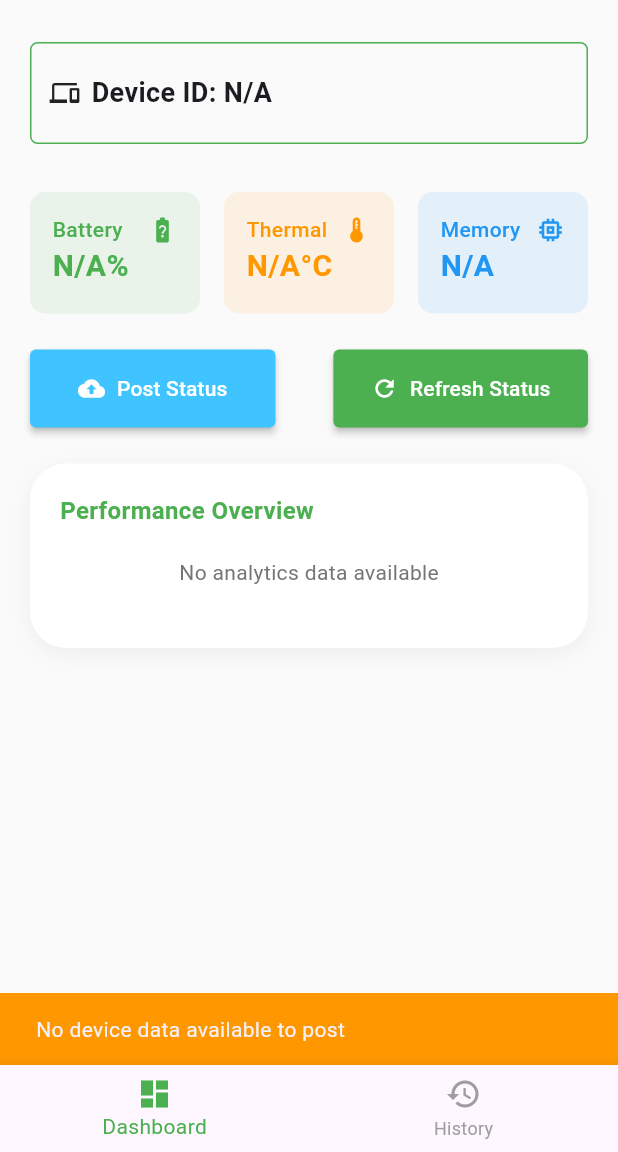
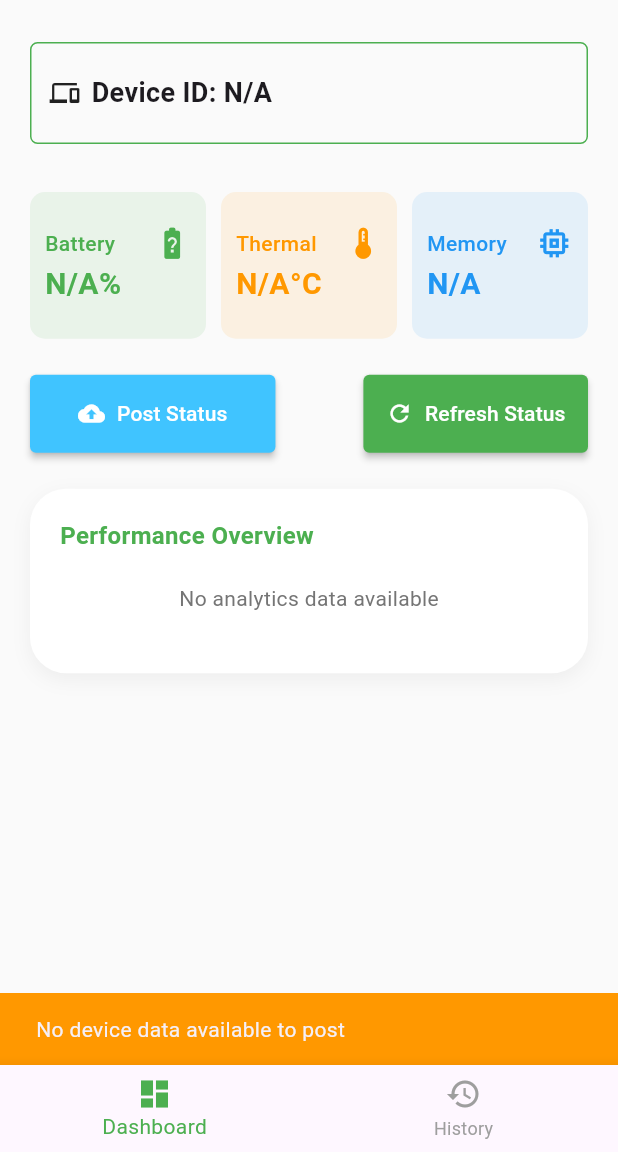
Before and after one commit to Mouneeta/0830e282be6f, a Flutter app: the screen it shows after launch, after a tap on "Post Status", on a phone screen of 412 x 824 dp, the part 84-1236 px from its top. Run offline on Flutter 3.47's test engine with Material 3 defaults, Android fonts, the phone set to English and light mode, and no system bars; our stand-ins replace dio, equatable, flutter_bloc, get, get_it; network calls fail.

```diff
--- a/flutter_app/lib/config/routes/app_router.dart
+++ /dev/null
@@ -1,62 +0,0 @@
-import 'dart:developer';
-
-import 'package:flutter/material.dart';
-import 'package:flutter_app/config/routes/route_names.dart';
-import 'package:go_router/go_router.dart';
-
-import '../../main.dart';
-import '../../presentation/page/splash_screen.dart';
-
-class AppRouter {
-  AppRouter(GlobalKey<NavigatorState> mNavigatorKey) {
-    appRouter = _getAppRouter(mNavigatorKey);
-  }
-
-  /// Use this for testing to change the initial
-  /// location and quickly access some page
-  @visibleForTesting
-  String setInitialLocation(String location) => initialLocation = location;
-
-  late GoRouter appRouter;
-  static String initialLocation = RoutePaths.splash;
-  static List<String> backStack = [];
-
-  GoRouter _getAppRouter(GlobalKey<NavigatorState> mNavigatorKey) => GoRouter(
-    initialLocation: initialLocation,
-    navigatorKey: mNavigatorKey,
-    debugLogDiagnostics: true,
-    onException: (context, state, router) {},
-    observers: [MyNavigatorObserver(), getIt<RouteObserver<PageRoute>>()],
-    routes: [
-      GoRoute(
-        path: RoutePaths.splash,
-        name: RouteNames.splash,
-        builder: (context, state) => const SplashScreen(),
-      ),
-      /*GoRoute(
-        path: RoutePaths.dashboard,
-        name: RouteNames.dashboard,
-        builder: (context, state) => const DashboardScreen(),
-      ),*/
-     /* GoRoute(
-        path: RoutePaths.history,
-        name: RouteNames.history,
-        builder: (context, state) => const HistoryScreen(),
-      ),*/
-    ],
-  );
-}
-
-class MyNavigatorObserver extends NavigatorObserver {
-  @override
-  void didPush(Route<dynamic> route, Route<dynamic>? previousRoute) {
-    AppRouter.backStack.add(route.settings.name ?? '');
-    log('did push route ${route.settings.name}');
-  }
-
-  @override
-  void didPop(Route<dynamic> route, Route<dynamic>? previousRoute) {
-    AppRouter.backStack.removeLast();
-    log('did pop route ${route.settings.name}');
-  }
-}
--- a/flutter_app/lib/config/routes/route_names.dart
+++ /dev/null
@@ -1,11 +0,0 @@
-class RouteNames {
-  static const String splash = '/';
-  static const String dashboard = 'dashboard';
-  static const String history = 'history';
-}
-
-class RoutePaths {
-  static const String splash = '/';
-  static const String dashboard = '/dashboard';
-  static const String history = '/history';
-}
--- a/flutter_app/lib/core/platform/device_vitals_channel.dart
+++ b/flutter_app/lib/core/platform/device_vitals_channel.dart
@@ -1,3 +1,4 @@
+import 'dart:developer';
 import 'package:flutter/services.dart';
 
 class DeviceVitalChannel {
@@ -8,7 +9,7 @@ class DeviceVitalChannel {
       final result = await platform.invokeMethod('getDeviceStatus');
       return Map<String, dynamic>.from(result);
     } on PlatformException catch (e) {
-      print("Failed to get device status: '${e.message}'.");
+      log("Failed to get device status: '${e.message}'.");
       return {};
     }
   }
--- a/flutter_app/lib/core/resources/enum.dart
+++ /dev/null
@@ -1,6 +0,0 @@
-
-enum ToastType {
-  success,
-  error,
-  warning,
-}
--- a/flutter_app/lib/main.dart
+++ b/flutter_app/lib/main.dart
@@ -1,9 +1,9 @@
 import 'package:flutter/material.dart';
-import 'package:flutter_screenutil/flutter_screenutil.dart';
 import 'package:get_it/get_it.dart';
 import 'package:get/get.dart';
-import 'config/routes/app_router.dart';
 import 'core/resources/service_locator.dart';
+import 'core/storage/hive_init.dart';
+import 'data/data_source/local/local_storage_service.dart';
 import 'data/repositories/device_repository_impl.dart';
 import 'domain/repository/device_repository.dart';
 import 'domain/usecases/fetch_analytics_usecase.dart';
@@ -14,17 +14,27 @@ import 'presentation/page/splash_screen.dart';
 final GetIt getIt = GetIt.instance;
 final GlobalKey<NavigatorState> mNavigatorKey = GlobalKey<NavigatorState>();
 
-void main() {
+void main() async {
+  WidgetsFlutterBinding.ensureInitialized();
+
+  // Initialize Hive
+  await HiveInit.initialize();
+
   // Initialize GetX ServiceLocator
   Get.put(ServiceLocator());
 
   // Setup GetIt dependency injection
-  setupDependencies();
+  await setupDependencies();
 
   runApp(const MyApp());
 }
 
-void setupDependencies() {
+Future<void> setupDependencies() async {
+  // Register Local Storage Service
+  final localStorageService = LocalStorageService();
+  await localStorageService.init();
+  getIt.registerSingleton<LocalStorageService>(localStorageService);
+
   // Register Repository
   getIt.registerLazySingleton<DeviceRepository>(
     () => DeviceRepositoryImpl(),
@@ -52,43 +62,7 @@ class MyApp extends StatelessWidget {
     return MaterialApp(
       debugShowCheckedModeBanner: false,
       title: 'Device Vitals',
-      theme: ThemeData(
-        primarySwatch: Colors.blue,
-        useMaterial3: true,
-      ),
       home: const SplashScreen(),
     );
   }
 }
-
-class VitalMonitor extends StatelessWidget {
-  VitalMonitor({
-    super.key,
-  });
-  final AppRouter router = AppRouter(mNavigatorKey);
-
-  @override
-  Widget build(BuildContext context) => ScreenUtilInit(
-    // Size of the device the designer uses in their designs on Figma
-    designSize: const Size(428, 926),
-    builder: (_, _) {
-      return MaterialApp.router(
-        onGenerateTitle: (_) => 'Vital Monitor',
-        debugShowCheckedModeBanner: false,
-        routerDelegate: router.appRouter.routerDelegate,
-        routeInformationParser: router.appRouter.routeInformationParser,
-        routeInformationProvider: router.appRouter.routeInformationProvider,
-        builder: (context, child) {
-          final MediaQueryData data = MediaQuery.of(context);
-
-          return MediaQuery(
-            data: data.copyWith(textScaler: const TextScaler.linear(1.0)),
-            child: Material(
-              child: child
-            ),
-          );
-        },
-      );
-    },
-  );
-}
--- a/flutter_app/lib/presentation/page/dashboard_page.dart
+++ b/flutter_app/lib/presentation/page/dashboard_page.dart
@@ -41,13 +41,14 @@ class _DashboardPageState extends State<DashboardPage> {
         showDialog(
           context: context,
           barrierDismissible: false,
-          builder: (context) => const Center(
-            child: CircularProgressIndicator(),
-          ),
+          builder: (context) =>
+              const Center(child: CircularProgressIndicator()),
         );
       } else {
         // close loading dialog if open
+        if(mounted){
           if (Navigator.canPop(context)) Navigator.of(context).pop();
+        }
       }
 
       if (state is DeviceVitalsPosted && mounted) {
@@ -109,7 +110,7 @@ class _DashboardPageState extends State<DashboardPage> {
   Widget build(BuildContext context) {
     return Scaffold(
       backgroundColor: Colors.grey[50],
-      appBar: CustomAppBar(title: 'Device Vitals', actions: [],),
+      appBar: CustomAppBar(title: 'Device Vitals', actions: []),
       body: RefreshIndicator(
         onRefresh: fetchDeviceStatus,
         child: ListView(
@@ -121,17 +122,19 @@ class _DashboardPageState extends State<DashboardPage> {
               margin: const EdgeInsets.symmetric(vertical: 8),
               decoration: BoxDecoration(
                 borderRadius: BorderRadius.circular(5),
-                border: Border.all(color: Colors.green)
+                border: Border.all(color: Colors.green),
               ),
               child: Row(
                 mainAxisSize: MainAxisSize.min,
                 children: [
-                  const Icon(Icons.devices, size: 20,),
+                  const Icon(Icons.devices, size: 20),
                   const SizedBox(width: 8),
                   Text(
                     "Device ID: ${deviceStatus["device_id"] ?? 'N/A'}",
                     style: const TextStyle(
-                        fontSize: 18, fontWeight: FontWeight.w700,),
+                      fontSize: 18,
+                      fontWeight: FontWeight.w700,
+                    ),
                   ),
                 ],
               ),
@@ -151,14 +154,14 @@ class _DashboardPageState extends State<DashboardPage> {
                     final isLoading = state is DeviceVitalsPosting;
 
                     return ElevatedButton(
-                onPressed: isLoading
-                    ? null
-                    : _postDeviceStatus,
+                      onPressed: isLoading ? null : _postDeviceStatus,
                       style: ElevatedButton.styleFrom(
                         backgroundColor: Colors.lightBlueAccent,
                         foregroundColor: Colors.white,
-                  padding:
-                  const EdgeInsets.symmetric(horizontal: 32, vertical: 16),
+                        padding: const EdgeInsets.symmetric(
+                          horizontal: 32,
+                          vertical: 16,
+                        ),
                         shape: RoundedRectangleBorder(
                           borderRadius: BorderRadius.circular(4),
                         ),
@@ -170,8 +173,9 @@ class _DashboardPageState extends State<DashboardPage> {
                               height: 20,
                               child: CircularProgressIndicator(
                                 strokeWidth: 2,
-                    valueColor:
-                    AlwaysStoppedAnimation<Color>(Colors.white),
+                                valueColor: AlwaysStoppedAnimation<Color>(
+                                  Colors.white,
+                                ),
                               ),
                             )
                           : Row(
@@ -179,7 +183,10 @@ class _DashboardPageState extends State<DashboardPage> {
                               children: const [
                                 Icon(Icons.cloud_upload),
                                 SizedBox(width: 8),
-                    Text('Post Status'),
+                                Text(
+                                  'Post Status',
+                                  style: TextStyle(fontSize: 14),
+                                ),
                               ],
                             ),
                     );
@@ -189,12 +196,17 @@ class _DashboardPageState extends State<DashboardPage> {
                 ElevatedButton.icon(
                   onPressed: ()=> fetchDeviceStatus(),
                   icon: const Icon(Icons.refresh),
-                  label: const Text('Refresh Status'),
+                  label: const Text(
+                    'Refresh Status',
+                    style: TextStyle(fontSize: 14),
+                  ),
                   style: ElevatedButton.styleFrom(
                     backgroundColor: Colors.green,
                     foregroundColor: Colors.white,
-                    padding:
-                    const EdgeInsets.symmetric(horizontal: 25, vertical: 16),
+                    padding: const EdgeInsets.symmetric(
+                      horizontal: 15,
+                      vertical: 16,
+                    ),
                     shape: RoundedRectangleBorder(
                       borderRadius: BorderRadius.circular(4),
                     ),
@@ -231,30 +243,31 @@ class _DashboardPageState extends State<DashboardPage> {
       shrinkWrap: true,
       physics: const NeverScrollableScrollPhysics(),
       crossAxisCount: 3,
-      mainAxisSpacing: 16,
-      crossAxisSpacing: 16,
-      childAspectRatio: 1.4,
+      mainAxisSpacing: 10,
+      crossAxisSpacing: 10,
+      childAspectRatio: 1.2,
       children: [
         _buildMetricCard(
           title: 'Battery',
           value: '${deviceData["battery_level"] ?? 'N/A'}%',
           color: Colors.green,
-          icon: Icon(Icons.battery_unknown_rounded,
-              color: Colors.green, size: 20),
+          icon: Icon(
+            Icons.battery_unknown_rounded,
+            color: Colors.green,
+            size: 25,
+          ),
         ),
         _buildMetricCard(
           title: 'Thermal',
           value: '${deviceData["thermal_value"] ?? 'N/A'}°C',
           color: Colors.orange,
-          icon: Icon(Icons.thermostat,
-              color:Colors.orange, size: 20),
+          icon: Icon(Icons.thermostat, color: Colors.orange, size: 25),
         ),
         _buildMetricCard(
           title: 'Memory',
           value: '${deviceData["memory_usage"] ?? 'N/A'}',
           color: Colors.blue,
-          icon: Icon(Icons.memory,
-              color: Colors.blue, size: 20),
+          icon: Icon(Icons.memory, color: Colors.blue, size: 25),
         ),
       ],
     );
@@ -267,16 +280,37 @@ class _DashboardPageState extends State<DashboardPage> {
     required Icon icon,
   }) {
     return Container(
-      padding: const EdgeInsets.all(15),
-      decoration: BoxDecoration(color: color.withValues(alpha: 0.1), borderRadius: BorderRadius.circular(10)),
+      padding: const EdgeInsets.all(10),
+      decoration: BoxDecoration(
+        color: color.withValues(alpha: 0.1),
+        borderRadius: BorderRadius.circular(10),
+      ),
       child: Column(
         crossAxisAlignment: CrossAxisAlignment.start,
+        mainAxisAlignment: MainAxisAlignment.center,
         children: [
-          Row(mainAxisAlignment: MainAxisAlignment.spaceBetween, children: [
-            Text(title, style:  TextStyle(color: color, fontSize: 14, fontWeight: FontWeight.w500)),
-            icon
-          ]),
-          Text(value, style:  TextStyle(color: color, fontSize: 20, fontWeight: FontWeight.bold)),
+          Row(
+            mainAxisAlignment: MainAxisAlignment.spaceBetween,
+            children: [
+              Text(
+                title,
+                style: TextStyle(
+                  color: color,
+                  fontSize: 14,
+                  fontWeight: FontWeight.w500,
+                ),
+              ),
+              icon,
+            ],
+          ),
+          Text(
+            value,
+            style: TextStyle(
+              color: color,
+              fontSize: 20,
+              fontWeight: FontWeight.bold,
+            ),
+          ),
         ],
       ),
     );
@@ -288,7 +322,13 @@ class _DashboardPageState extends State<DashboardPage> {
       decoration: BoxDecoration(
         color: Colors.white,
         borderRadius: BorderRadius.circular(24),
-        boxShadow: [BoxShadow(color: Colors.black.withValues(alpha: 0.05), blurRadius: 10, offset: const Offset(0, 4))],
+        boxShadow: [
+          BoxShadow(
+            color: Colors.black.withValues(alpha: 0.05),
+            blurRadius: 10,
+            offset: const Offset(0, 4),
+          ),
+        ],
       ),
       child: Column(
         crossAxisAlignment: CrossAxisAlignment.start,
@@ -296,10 +336,14 @@ class _DashboardPageState extends State<DashboardPage> {
           Row(
             mainAxisAlignment: MainAxisAlignment.spaceBetween,
             children: [
-              const Text('Performance Overview',
-                  style: TextStyle(fontSize: 16, fontWeight: FontWeight.bold, color: Colors.green)),
-              Text('Last 10 Records',
-                  style: TextStyle(fontSize: 12, color: Colors.grey[600])),
+              const Text(
+                'Performance Overview',
+                style: TextStyle(
+                  fontSize: 16,
+                  fontWeight: FontWeight.bold,
+                  color: Colors.green,
+                ),
+              ),
             ],
           ),
           const SizedBox(height: 20),
@@ -357,7 +401,9 @@ class _DashboardPageState extends State<DashboardPage> {
                   'Memory',
                   analytics.avgMemoryUsage.toDouble(),
                   analytics.maxMemoryUsage.toDouble(),
-                  analytics.maxMemoryUsage > 0 ? analytics.maxMemoryUsage.toDouble() : 100.0,
+                  analytics.maxMemoryUsage > 0
+                      ? analytics.maxMemoryUsage.toDouble()
+                      : 100.0,
                   Colors.blue,
                 ),
               ],
@@ -374,7 +420,13 @@ class _DashboardPageState extends State<DashboardPage> {
       decoration: BoxDecoration(
         color: Colors.white,
         borderRadius: BorderRadius.circular(24),
-        boxShadow: [BoxShadow(color: Colors.black.withValues(alpha: 0.05), blurRadius: 10, offset: const Offset(0, 4))],
+        boxShadow: [
+          BoxShadow(
+            color: Colors.black.withValues(alpha: 0.05),
+            blurRadius: 10,
+            offset: const Offset(0, 4),
+          ),
+        ],
       ),
       child: const Center(
         child: Padding(
@@ -391,13 +443,25 @@ class _DashboardPageState extends State<DashboardPage> {
       decoration: BoxDecoration(
         color: Colors.white,
         borderRadius: BorderRadius.circular(24),
-        boxShadow: [BoxShadow(color: Colors.black.withValues(alpha: 0.05), blurRadius: 10, offset: const Offset(0, 4))],
+        boxShadow: [
+          BoxShadow(
+            color: Colors.black.withValues(alpha: 0.05),
+            blurRadius: 10,
+            offset: const Offset(0, 4),
+          ),
+        ],
       ),
       child: Column(
         crossAxisAlignment: CrossAxisAlignment.start,
         children: [
-          const Text('Performance Overview',
-              style: TextStyle(fontSize: 16, fontWeight: FontWeight.bold, color: Colors.green)),
+          const Text(
+            'Performance Overview',
+            style: TextStyle(
+              fontSize: 16,
+              fontWeight: FontWeight.bold,
+              color: Colors.green,
+            ),
+          ),
           const SizedBox(height: 20),
           Center(
             child: Text(
@@ -411,7 +475,12 @@ class _DashboardPageState extends State<DashboardPage> {
     );
   }
 
-  Widget _buildAnalyticsMetric(String label, String value, Color color, IconData icon) {
+  Widget _buildAnalyticsMetric(
+    String label,
+    String value,
+    Color color,
+    IconData icon,
+  ) {
     return Column(
       children: [
         Icon(icon, color: color, size: 24),
@@ -425,18 +494,18 @@ class _DashboardPageState extends State<DashboardPage> {
           ),
         ),
         const SizedBox(height: 4),
-        Text(
-          label,
-          style: TextStyle(
-            fontSize: 12,
-            color: Colors.grey[600],
-          ),
-        ),
+        Text(label, style: TextStyle(fontSize: 12, color: Colors.grey[600])),
       ],
     );
   }
 
-  Widget _buildComparisonBar(String label, double value1, double value2, double maxValue, Color color) {
+  Widget _buildComparisonBar(
+    String label,
+    double value1,
+    double value2,
+    double maxValue,
+    Color color,
+  ) {
     final height1 = (value1 / maxValue * 120).clamp(10.0, 120.0);
     final height2 = (value2 / maxValue * 120).clamp(10.0, 120.0);
 
@@ -488,29 +557,4 @@ class _DashboardPageState extends State<DashboardPage> {
       ],
     );
   }
-
-  Widget _buildBarChart(String label, double height1, double height2) {
-    return Column(
-      mainAxisAlignment: MainAxisAlignment.end,
-      children: [
-        Row(crossAxisAlignment: CrossAxisAlignment.end, children: [
-          Container(
-            width: 16,
-            height: 120 * height1,
-            decoration:
-            BoxDecoration(color: Colors.green.withValues(alpha: 0.3), borderRadius: BorderRadius.circular(8)),
-          ),
-          const SizedBox(width: 4),
-          Container(
-            width: 16,
-            height: 120 * height2,
-            decoration:
-            BoxDecoration(color: Colors.green, borderRadius: BorderRadius.circular(8)),
-          ),
-        ]),
-        const SizedBox(height: 8),
-        Text(label, style: TextStyle(fontSize: 11, color: Colors.grey[600])),
-      ],
-    );
 }
-}
--- a/flutter_app/lib/presentation/page/splash_screen.dart
+++ b/flutter_app/lib/presentation/page/splash_screen.dart
@@ -80,7 +80,7 @@ class _SplashScreenState extends State<SplashScreen> with SingleTickerProviderSt
                         borderRadius: BorderRadius.circular(30),
                         boxShadow: [
                           BoxShadow(
-                            color: Theme.of(context).primaryColor.withOpacity(0.3),
+                            color: Theme.of(context).primaryColor.withValues(alpha: 0.3),
                             blurRadius: 20,
                             offset: const Offset(0, 10),
                           ),
```
Also changed, not shown: flutter_app/lib/core/utils/utility.dart (deleted, +0 -47 lines), flutter_app/lib/presentation/page/api_test.dart (deleted, +0 -54 lines), flutter_app/pubspec.yaml (+10 -0 lines), flutter_app/asset/app_logo.png (added), flutter_app/pubspec.lock, 27 other files. Lines whose indentation alone changed are shown as unchanged.
